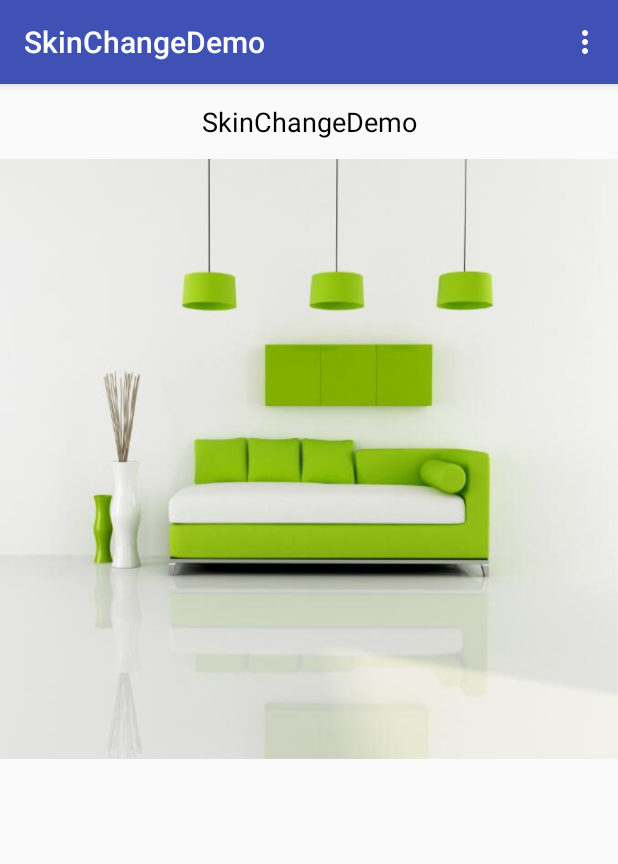
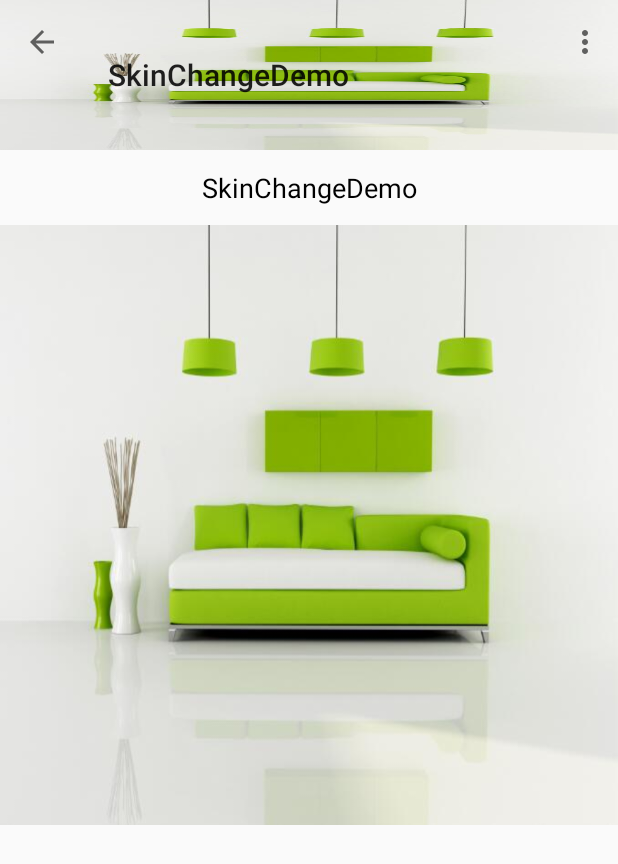
Before and after one commit to y0000c/SkinChangeDemo, an Android app: the screen it shows after launch (MainActivity), on a phone screen of 412 x 824 dp. Shown: the top 864 px of the screen. Run offline under Robolectric (Android 15) with nearby library versions, the phone set to English and light mode, and no system bars.

Commit message:
想要修改theme,但是无法实现，只能修改toolbar的颜色

```diff
--- a/app/build.gradle
+++ b/app/build.gradle
@@ -36,5 +36,6 @@ dependencies {
     })
     compile 'com.android.support:appcompat-v7:26.+'
     compile 'com.android.support.constraint:constraint-layout:1.0.0-alpha8'
+    compile 'com.android.support:support-v4:26.+'
     testCompile 'junit:junit:4.12'
 }
--- a/app/src/main/AndroidManifest.xml
+++ b/app/src/main/AndroidManifest.xml
@@ -12,13 +12,15 @@
         android:roundIcon="@mipmap/ic_launcher_round"
         android:supportsRtl="true"
         android:theme="@style/AppTheme">
-        <activity android:name=".MainActivity">
+        <activity android:name=".ui.activity.MainActivity">
             <intent-filter>
                 <action android:name="android.intent.action.MAIN"/>
 
                 <category android:name="android.intent.category.LAUNCHER"/>
             </intent-filter>
         </activity>
+        <activity android:name=".ui.activity.SecondActivity">
+        </activity>
     </application>
 
 </manifest>
--- a/app/src/main/java/demo/yc/skinchangedemo/BaseSkinActivity.java
+++ b/app/src/main/java/demo/yc/skinchangedemo/BaseSkinActivity.java
@@ -108,9 +108,7 @@ public class BaseSkinActivity extends AppCompatActivity implements ISkinChangeLi
                 return view;
             }
         });
-
         super.onCreate(savedInstanceState);
-
     }
 
     private void injectSkin(View view, List<SkinAttr> attrList)
@@ -129,6 +127,8 @@ public class BaseSkinActivity extends AppCompatActivity implements ISkinChangeLi
 
 
         //判断当前是否需要马上换肤
+        if(SkinManager.getInstance().isNeedLoadPlugin())
+            SkinManager.getInstance().skinChange(this);
 
     }
 
@@ -198,6 +198,7 @@ public class BaseSkinActivity extends AppCompatActivity implements ISkinChangeLi
     }
 
 
+
     @Override
     public void finish()
     {
--- a/app/src/main/java/demo/yc/skinchangedemo/MainActivity.java
+++ /dev/null
@@ -1,117 +0,0 @@
-package demo.yc.skinchangedemo;
-
-import android.os.Bundle;
-import android.view.Menu;
-import android.view.MenuItem;
-import android.widget.ImageView;
-import android.widget.TextView;
-import android.widget.Toast;
-
-import demo.yc.skinchangedemo.skin.callback.ISkinChangingCallback;
-import demo.yc.skinchangedemo.skin.config.Const;
-import demo.yc.skinchangedemo.skin.config.SkinManager;
-
-
-public class MainActivity extends BaseSkinActivity
-{
-    TextView title;
-    ImageView image;
-
-    @Override
-    public void onCreate(Bundle savedInstanceState)
-    {
-        super.onCreate(savedInstanceState);
-        setContentView(R.layout.activity_main);
-        title = (TextView) findViewById(R.id.title);
-        image = (ImageView) findViewById(R.id.image);
-
-
-    }
-
-    @Override
-    public boolean onCreateOptionsMenu(Menu menu)
-    {
-        getMenuInflater().inflate(R.menu.skin_menu,menu);
-        return true;
-    }
-
-
-    @Override
-    public boolean onOptionsItemSelected(MenuItem item)
-    {
-        int id = item.getItemId();
-        switch (id)
-        {
-            case R.id.skin_green:
-                loginSkinGreen();
-                break;
-            case R.id.skin_red:
-                loginSkinRed();
-                break;
-            case R.id.skin_reset:
-                reset();
-                break;
-
-        }
-        return super.onOptionsItemSelected(item);
-    }
-
-    private void reset()
-    {
-//        image.setBackgroundResource(R.drawable.skin_navig);
-//        title.setTextColor(Color.BLACK);
-    }
-
-    private void loginSkinRed()
-    {
-        SkinManager.getInstance().changeSkin(Const.SKIN_RED_APK
-                ,Const.SKIN_RED_PACK
-                ,new ISkinChangingCallback()
-                {
-                    @Override
-                    public void onStart()
-                    {
-                    }
-                    @Override
-                    public void onError(Exception e)
-                    {
-                        e.printStackTrace();
-                        //Toast.makeText(MainActivity.this,"error",Toast.LENGTH_SHORT).show();
-                    }
-
-                    @Override
-                    public void onComplete()
-                    {
-                        Toast.makeText(MainActivity.this,"ok",Toast.LENGTH_SHORT).show();
-                    }
-                });
-    }
-
-    private void loginSkinGreen()
-    {
-        SkinManager.getInstance().changeSkin(Const.SKIN_GREEN_APK
-                ,Const.SKIN_GREEN_PACK
-                ,new ISkinChangingCallback()
-                {
-                    @Override
-                    public void onStart()
-                    {
-                    }
-                    @Override
-                    public void onError(Exception e)
-                    {
-                        e.printStackTrace();
-                        //Toast.makeText(MainActivity.this,"error",Toast.LENGTH_SHORT).show();
-                    }
-
-                    @Override
-                    public void onComplete()
-                    {
-                        Toast.makeText(MainActivity.this,"ok",Toast.LENGTH_SHORT).show();
-                    }
-                });
-
-    }
-
-
-}
--- /dev/null
+++ b/app/src/main/java/demo/yc/skinchangedemo/ui/activity/MainActivity.java
@@ -0,0 +1,132 @@
+package demo.yc.skinchangedemo.ui.activity;
+
+import android.content.Intent;
+import android.os.Bundle;
+import android.support.v7.widget.Toolbar;
+import android.view.Menu;
+import android.view.MenuItem;
+import android.view.View;
+import android.widget.ImageView;
+import android.widget.TextView;
+import android.widget.Toast;
+
+import demo.yc.skinchangedemo.BaseSkinActivity;
+import demo.yc.skinchangedemo.R;
+import demo.yc.skinchangedemo.skin.callback.ISkinChangingCallback;
+import demo.yc.skinchangedemo.skin.config.Const;
+import demo.yc.skinchangedemo.skin.config.SkinManager;
+
+
+public class MainActivity extends BaseSkinActivity
+{
+    TextView title;
+    ImageView image;
+
+    @Override
+    public void onCreate(Bundle savedInstanceState)
+    {
+        super.onCreate(savedInstanceState);
+        setContentView(R.layout.activity_main);
+        setSupportActionBar((Toolbar) findViewById(R.id.action_bar));
+        getSupportActionBar().setHomeButtonEnabled(true);
+        getSupportActionBar().setDisplayHomeAsUpEnabled(true);
+
+        title = (TextView) findViewById(R.id.title);
+        image = (ImageView) findViewById(R.id.image);
+
+        image.setOnClickListener(new View.OnClickListener()
+        {
+            @Override
+            public void onClick(View v)
+            {
+                Intent intent = new Intent(MainActivity.this,SecondActivity.class);
+                startActivity(intent);
+            }
+        });
+    }
+
+    @Override
+    public boolean onCreateOptionsMenu(Menu menu)
+    {
+        getMenuInflater().inflate(R.menu.skin_menu,menu);
+        return true;
+    }
+
+
+    @Override
+    public boolean onOptionsItemSelected(MenuItem item)
+    {
+        int id = item.getItemId();
+        switch (id)
+        {
+            case R.id.skin_green:
+                loginSkinGreen();
+                break;
+            case R.id.skin_red:
+                loginSkinRed();
+                break;
+            case R.id.skin_reset:
+                reset();
+                break;
+
+        }
+        return super.onOptionsItemSelected(item);
+    }
+
+    private void reset()
+    {
+
+    }
+
+    private void loginSkinRed()
+    {
+        SkinManager.getInstance().changeSkin(Const.SKIN_RED_APK
+                ,Const.SKIN_RED_PACK
+                ,new ISkinChangingCallback()
+                {
+                    @Override
+                    public void onStart()
+                    {
+                    }
+                    @Override
+                    public void onError(Exception e)
+                    {
+                        e.printStackTrace();
+                        //Toast.makeText(MainActivity.this,"error",Toast.LENGTH_SHORT).show();
+                    }
+
+                    @Override
+                    public void onComplete()
+                    {
+                        Toast.makeText(MainActivity.this,"ok",Toast.LENGTH_SHORT).show();
+                    }
+                });
+    }
+
+    private void loginSkinGreen()
+    {
+        SkinManager.getInstance().changeSkin(Const.SKIN_GREEN_APK
+                ,Const.SKIN_GREEN_PACK
+                ,new ISkinChangingCallback()
+                {
+                    @Override
+                    public void onStart()
+                    {
+                    }
+                    @Override
+                    public void onError(Exception e)
+                    {
+                        e.printStackTrace();
+                        //Toast.makeText(MainActivity.this,"error",Toast.LENGTH_SHORT).show();
+                    }
+
+                    @Override
+                    public void onComplete()
+                    {
+                        Toast.makeText(MainActivity.this,"ok",Toast.LENGTH_SHORT).show();
+                    }
+                });
+    }
+
+
+}
--- a/app/src/main/res/layout/activity_main.xml
+++ b/app/src/main/res/layout/activity_main.xml
@@ -1,13 +1,19 @@
 <?xml version="1.0" encoding="utf-8"?>
 <LinearLayout
     xmlns:android="http://schemas.android.com/apk/res/android"
-    xmlns:app="http://schemas.android.com/apk/res-auto"
+    xmlns:yc="http://schemas.android.com/apk/res-auto"
     xmlns:tools="http://schemas.android.com/tools"
     android:layout_width="match_parent"
     android:layout_height="match_parent"
     android:orientation="vertical"
-    tools:context="demo.yc.skinchangedemo.MainActivity">
+    tools:context="demo.yc.skinchangedemo.ui.activity.MainActivity">
 
+    <android.support.v7.widget.Toolbar
+        android:id="@+id/action_bar"
+        android:layout_width="match_parent"
+        android:layout_height="100dp"
+        android:background="@drawable/skin_navig"
+        yc:theme="@style/ThemeOverlay.AppCompat.Dark.ActionBar"/>
 
     <TextView
         android:id="@+id/title"
--- a/app/src/main/res/values/strings.xml
+++ b/app/src/main/res/values/strings.xml
@@ -1,3 +1,6 @@
 <resources>
     <string name="app_name">SkinChangeDemo</string>
+
+    <!-- TODO: Remove or change this placeholder text -->
+    <string name="hello_blank_fragment">Hello blank fragment</string>
 </resources>
--- a/app/src/main/res/values/styles.xml
+++ b/app/src/main/res/values/styles.xml
@@ -1,11 +1,12 @@
 <resources>
 
     <!-- Base application theme. -->
-    <style name="AppTheme" parent="Theme.AppCompat.Light.DarkActionBar">
+    <style name="AppTheme" parent="Theme.AppCompat.Light.NoActionBar">
         <!-- Customize your theme here. -->
         <item name="colorPrimary">@color/colorPrimary</item>
         <item name="colorPrimaryDark">@color/colorPrimaryDark</item>
         <item name="colorAccent">@color/colorAccent</item>
+
     </style>
 
 </resources>
```
Also changed, not shown: app/src/main/java/demo/yc/skinchangedemo/skin/config/SkinManager.java (+16 -6 lines), app/src/main/java/demo/yc/skinchangedemo/ui/activity/SecondActivity.java (added, +22 -0 lines), app/src/main/java/demo/yc/skinchangedemo/ui/fragment/OneFragment.java (added, +55 -0 lines), app/src/main/res/layout/activity_second.xml (added, +31 -0 lines), app/src/main/res/layout/fragment_one.xml (added, +16 -0 lines).
